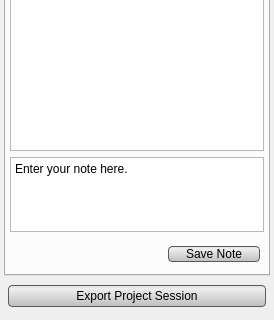
This is src/Interface/Application/ProjectDockWidget.ui in SCIInstitute/Seg3D as Qt 5 draws it before an edit; both pictures show x 0 to 274 and y 481 to 801 of the 274 by 801 pixel window. The edited form follows.
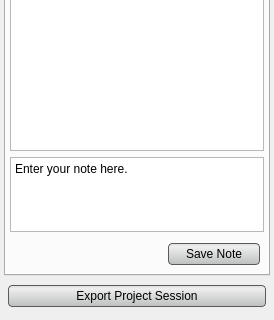
This is the edited form.

Commit message: button stylesheet fixes

Patch:
```diff
--- a/src/Interface/Application/ProjectDockWidget.ui
+++ b/src/Interface/Application/ProjectDockWidget.ui
@@ -608,7 +608,7 @@
              <property name="minimumSize">
               <size>
                <width>100</width>
-               <height>0</height>
+               <height>30</height>
               </size>
              </property>
              <property name="text">
```
The commit also changes 7 other files.
